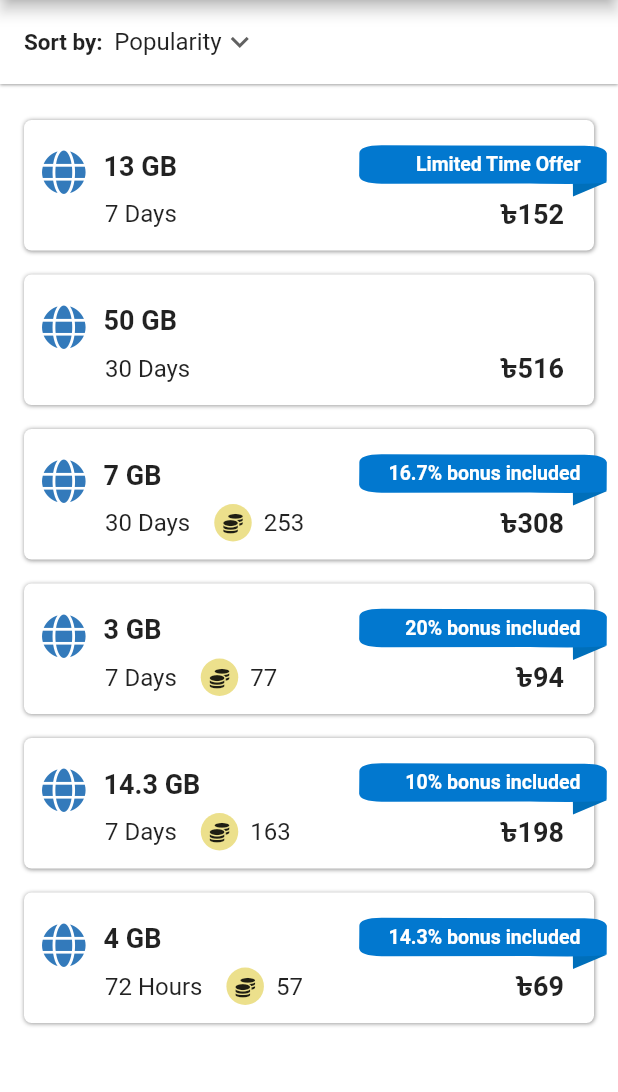
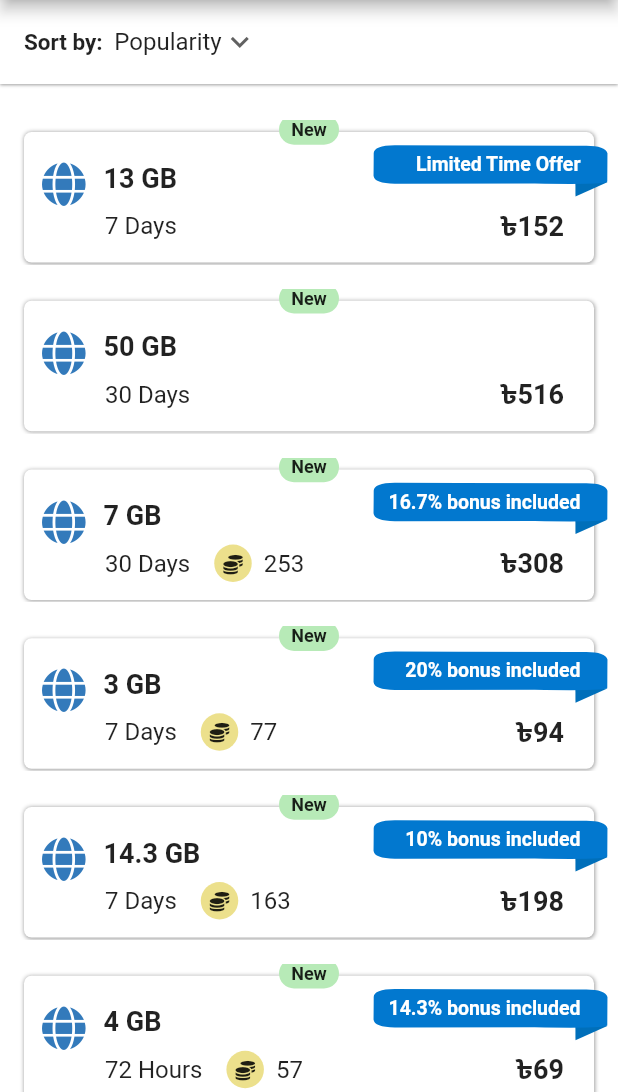
Before and after one commit to mdkamrulislam-web/my_gp_app_remake, a Flutter app: the Offers screen opened directly, on a phone screen of 412 x 824 dp, the part 144-1236 px from its top. Run offline on Flutter 3.47's test engine with Material 2 defaults, Android fonts, the phone set to English and light mode, and no system bars; our stand-ins replace font_awesome_flutter.

Commit message:
10th Commit - 16th October 2021

```diff
--- a/lib/constants.dart
+++ b/lib/constants.dart
@@ -1,13 +1,11 @@
 import 'package:flutter/material.dart';
 import 'package:font_awesome_flutter/font_awesome_flutter.dart';
 
-import 'offerpage/internet/internetoffercards.dart';
-
-TextStyle kBottomAppBarTextUnseleted = TextStyle(
+TextStyle kBottomAppBarTextUnselected = TextStyle(
     color: Colors.grey,
     fontWeight: FontWeight.w600); //fromRGBO(164, 164, 164, 1))
 
-TextStyle kBottomAppBarTextSeleted =
+TextStyle kBottomAppBarTextSelected =
     TextStyle(color: Colors.blue, fontWeight: FontWeight.w600);
 
 TextStyle kBottomAppBarToggle =
--- a/lib/main.dart
+++ b/lib/main.dart
@@ -1,9 +1,5 @@
 import 'package:flutter/material.dart';
-import 'package:font_awesome_flutter/font_awesome_flutter.dart';
-import 'package:testing/offerpage/gptabbar.dart';
-import 'package:testing/offerpage/gptabbarbody.dart';
 import 'package:testing/pages/home.dart';
-// import 'gpbottomappbar.dart';
 
 void main() {
   runApp(const MyApp());
--- a/lib/offerpage/internet/internetoffercards.dart
+++ b/lib/offerpage/internet/internetoffercards.dart
@@ -54,9 +54,11 @@ class GPInternetOfferCards extends StatelessWidget {
     return Column(
       children: [
         Stack(
+          alignment: Alignment.topCenter,
           children: [
             Padding(
-              padding: const EdgeInsets.only(left: 16, right: 16),
+              padding: const EdgeInsets.only(
+                  left: 16, right: 16, top: 8, bottom: 1.5),
               child: Container(
                 decoration: BoxDecoration(
                   borderRadius: BorderRadius.circular(5),
@@ -143,11 +145,10 @@ class GPInternetOfferCards extends StatelessWidget {
               top: 8,
               child: CustomPaint(
                 size: Size(
-                    180,
+                    170,
                     (120 * 0.65)
                         .toDouble()), //You can Replace [WIDTH] with your desired width for Custom Paint and height will be calculated automatically
                 painter: customPaintBackground(),
-// child: Text('Limited Time Offer'),
               ),
             ),
             Positioned(
@@ -159,6 +160,29 @@ class GPInternetOfferCards extends StatelessWidget {
                     color: Colors.white,
                     fontWeight: FontWeight.w600,
                     fontSize: 13),
+              ),
+            ),
+            Positioned(
+              bottom: 80,
+              child: Align(
+                child: Container(
+                  height: 20,
+                  width: 40,
+                  margin: EdgeInsets.only(top: 40, left: 40, right: 40),
+                  decoration: new BoxDecoration(
+                    color: Color.fromRGBO(183, 234, 183, 1),
+                    // border: Border.all(color: Colors.black, width: 0.0),
+                    borderRadius:
+                        new BorderRadius.all(Radius.elliptical(50, 50)),
+                  ),
+                  child: Center(
+                    child: Text(
+                      'New',
+                      style:
+                          TextStyle(fontWeight: FontWeight.w600, fontSize: 12),
+                    ),
+                  ),
+                ),
               ),
             ),
           ],
@@ -227,6 +251,3 @@ class RPSCustomPainter extends CustomPainter {
     return true;
   }
 }
-
-//Color.fromRGBO(2, 120, 207, 1)
-//Color.fromRGBO(0, 111, 186, 1)
--- a/lib/pages/home.dart
+++ b/lib/pages/home.dart
@@ -119,8 +119,8 @@ class _HomeState extends State<Home> {
                   child: Text(
                     buttonText,
                     style: pressed
-                        ? kBottomAppBarTextUnseleted
-                        : kBottomAppBarTextSeleted,
+                        ? kBottomAppBarTextUnselected
+                        : kBottomAppBarTextSelected,
                   ),
                 ),
               ),
```
Also changed, not shown: lib/offerpage/rechargeoffers/rechargeoffercards.dart (+37 -0 lines).
